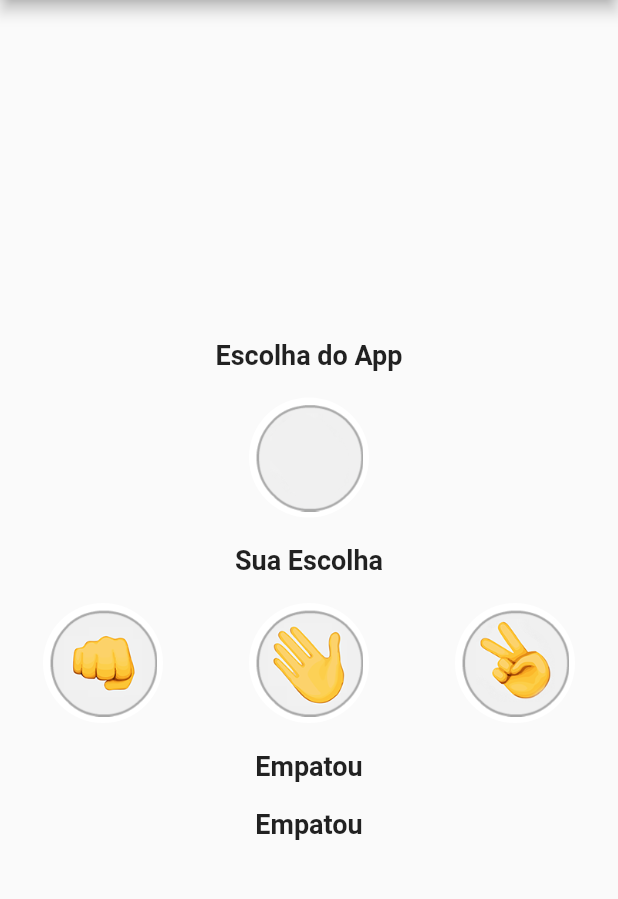
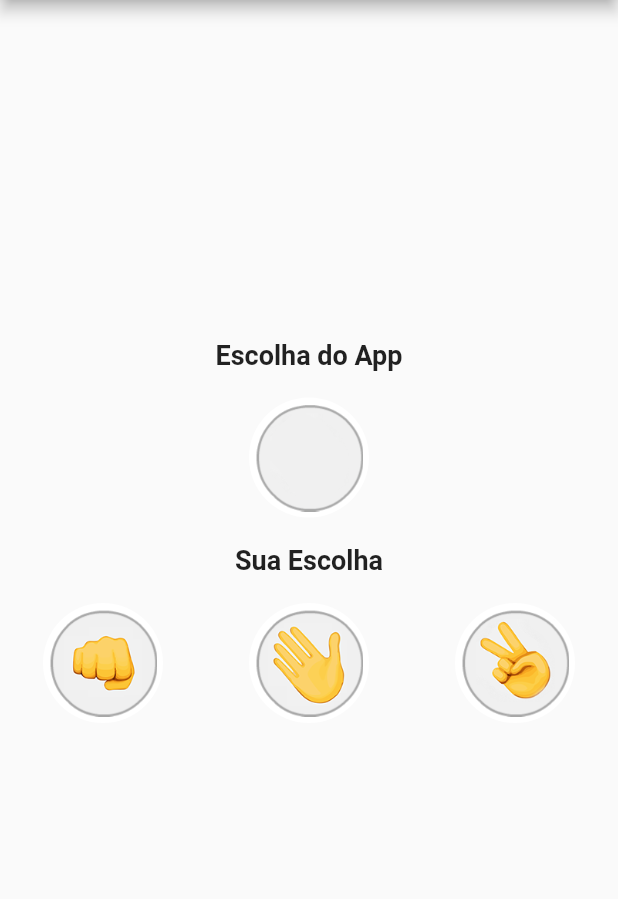
Before and after one commit to uespi-phb/prog4-20232, a Flutter app: the screen it shows after launch, on a phone screen of 412 x 824 dp, the part 84-983 px from its top. Run offline on Flutter 3.47's test engine with Material 2 defaults, Android fonts, the light colour scheme and no system bars.

Commit message:
Aula 2024-04-30

```diff
--- a/jokenpo/lib/domain/jokenpo.dart
+++ b/jokenpo/lib/domain/jokenpo.dart
@@ -1,4 +1,4 @@
-import 'package:jokenpo/models/jokenpo_object.dart';
+import 'package:jokenpo/domain/jokenpo_object.dart';
 
 enum JokenpoWinner {
   draw,
@@ -18,30 +18,12 @@ class Jokenpo {
   JokenpoWinner get winner {
     JokenpoWinner result = JokenpoWinner.draw;
 
-    switch (player1Object) {
-      case JokenpoObject.paper:
-        if (player2Object == JokenpoObject.stone) {
-          result = JokenpoWinner.player1;
-        } else if (player2Object == JokenpoObject.scisors) {
-          result = JokenpoWinner.player2;
-        }
-        break;
-      case JokenpoObject.stone:
-        if (player2Object == JokenpoObject.scisors) {
-          result = JokenpoWinner.player1;
-        } else if (player2Object == JokenpoObject.paper) {
-          result = JokenpoWinner.player2;
-        }
-        break;
-      case JokenpoObject.scisors:
-        if (player2Object == JokenpoObject.paper) {
-          result = JokenpoWinner.player1;
-        } else if (player2Object == JokenpoObject.stone) {
-          result = JokenpoWinner.player2;
-        }
-        break;
-      default:
-        result = JokenpoWinner.draw;
+    if (player1Object > player2Object) {
+      result = JokenpoWinner.player1;
+    } else if (player2Object > player1Object) {
+      result = JokenpoWinner.player2;
+    } else {
+      result = JokenpoWinner.draw;
     }
 
     return result;
@@ -60,16 +42,13 @@ class Jokenpo {
     }
   }
 
-  String get winnerReason {
-    switch (winner) {
-      case JokenpoWinner.player1:
-        return 'O computador venceu';
-
-      case JokenpoWinner.player2:
-        return 'Você venceu';
-
-      default:
-        return 'Empatou';
+  String get reasonText {
+    if (player1Object > player2Object) {
+      return '$player1Object ${player1Object.reason} $player2Object';
+    } else if (player2Object > player1Object) {
+      return '$player2Object ${player2Object.reason} $player1Object';
+    } else {
+      return '';
     }
   }
 }
--- /dev/null
+++ b/jokenpo/lib/domain/jokenpo_object.dart
@@ -0,0 +1,48 @@
+enum JokenpoObject implements Comparable<JokenpoObject> {
+  stone('quebra'),
+  paper('envolve'),
+  scisors('corta');
+
+  const JokenpoObject(this.reason);
+
+  final String reason;
+
+  @override
+  String toString() {
+    switch (this) {
+      case JokenpoObject.stone:
+        return 'pedra';
+      case JokenpoObject.paper:
+        return 'papel';
+      case JokenpoObject.scisors:
+        return 'tesoura';
+    }
+  }
+
+  @override
+  int compareTo(JokenpoObject other) {
+    int result = 0;
+
+    if (this == other) {
+      return 0;
+    }
+
+    switch (this) {
+      case JokenpoObject.stone:
+        result = (other == JokenpoObject.scisors) ? 1 : -1;
+        break;
+      case JokenpoObject.paper:
+        result = (other == JokenpoObject.stone) ? 1 : -1;
+        break;
+      case JokenpoObject.scisors:
+        result = (other == JokenpoObject.paper) ? 1 : -1;
+        break;
+    }
+    return result;
+  }
+
+  bool operator >(JokenpoObject other) => compareTo(other) > 0;
+  bool operator <(JokenpoObject other) => compareTo(other) < 0;
+  bool operator >=(JokenpoObject other) => compareTo(other) >= 0;
+  bool operator <=(JokenpoObject other) => compareTo(other) <= 0;
+}
--- a/jokenpo/lib/models/jokenpo_object.dart
+++ /dev/null
@@ -1,6 +0,0 @@
-enum JokenpoObject {
-  none,
-  stone,
-  paper,
-  scisors,
-}
--- a/jokenpo/lib/pages/main_page.dart
+++ b/jokenpo/lib/pages/main_page.dart
@@ -2,7 +2,7 @@ import 'dart:math';
 
 import 'package:flutter/material.dart';
 import 'package:jokenpo/domain/jokenpo.dart';
-import 'package:jokenpo/models/jokenpo_object.dart';
+import 'package:jokenpo/domain/jokenpo_object.dart';
 
 import '../widgets/rounded_button.dart';
 import '../themes/styles.dart';
@@ -17,8 +17,8 @@ class MainPage extends StatefulWidget {
 class _MainPageState extends State<MainPage> {
   final rnd = Random();
 
-  JokenpoObject computerChoice = JokenpoObject.none;
-  JokenpoObject playerChoice = JokenpoObject.none;
+  JokenpoObject? computerChoice;
+  JokenpoObject? playerChoice;
 
   void _onChoice(JokenpoObject object) {
     final index = rnd.nextInt(JokenpoObject.values.length - 1);
@@ -31,10 +31,20 @@ class _MainPageState extends State<MainPage> {
 
   @override
   Widget build(BuildContext context) {
-    final jokenpo = Jokenpo(
-      player1Object: computerChoice,
-      player2Object: playerChoice,
-    );
+    String winnerText;
+    String reasonText;
+
+    if ((computerChoice != null) && (playerChoice != null)) {
+      final jokenpo = Jokenpo(
+        player1Object: computerChoice!,
+        player2Object: playerChoice!,
+      );
+      winnerText = jokenpo.winnerText;
+      reasonText = jokenpo.reasonText;
+    } else {
+      winnerText = '';
+      reasonText = '';
+    }
 
     return Scaffold(
       appBar: AppBar(
@@ -85,12 +95,12 @@ class _MainPageState extends State<MainPage> {
           Padding(
             padding: const EdgeInsets.all(18.0),
             child: Text(
-              jokenpo.winnerText,
+              winnerText,
               style: AppStyles.title,
             ),
           ),
           Text(
-            jokenpo.winnerReason,
+            reasonText,
             style: AppStyles.title,
           ),
         ],
--- a/jokenpo/lib/widgets/rounded_button.dart
+++ b/jokenpo/lib/widgets/rounded_button.dart
@@ -1,44 +1,22 @@
 import 'package:flutter/material.dart';
-import 'package:jokenpo/models/jokenpo_object.dart';
+import 'package:jokenpo/domain/jokenpo_object.dart';
 
 class RoundedButton extends StatelessWidget {
-  final JokenpoObject object;
+  final JokenpoObject? object;
   final VoidCallback onPressed;
   final bool selected;
 
   const RoundedButton({
     super.key,
-    required this.object,
+    this.object,
     required this.onPressed,
     required this.selected,
   });
 
-  String get objectAssetName {
-    final name = object.name.replaceAll('JokenpoObject.', '');
-    return 'assets/images/$name.png';
-  }
-
-  String get objectAssetName_ {
-    String name;
-
-    switch (object) {
-      case JokenpoObject.stone:
-        name = 'stone.png';
-        break;
-      case JokenpoObject.paper:
-        name = 'paper.png';
-        break;
-      case JokenpoObject.scisors:
-        name = 'scisors.png';
-        break;
-      default:
-        name = 'blank.png';
-    }
-    return 'assets/images/$name';
-  }
-
   @override
   Widget build(BuildContext context) {
+    final assetName = (object != null) ? object!.name : 'none';
+
     return GestureDetector(
       onTap: onPressed,
       child: CircleAvatar(
@@ -47,7 +25,7 @@ class RoundedButton extends StatelessWidget {
         child: CircleAvatar(
           backgroundColor: Colors.white,
           radius: 36.0,
-          child: Image.asset(objectAssetName),
+          child: Image.asset('assets/images/$assetName.png'),
         ),
       ),
     );
```
